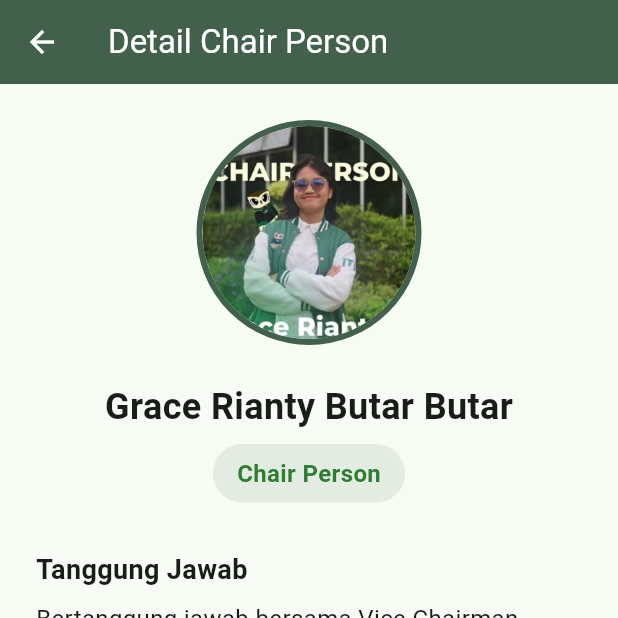
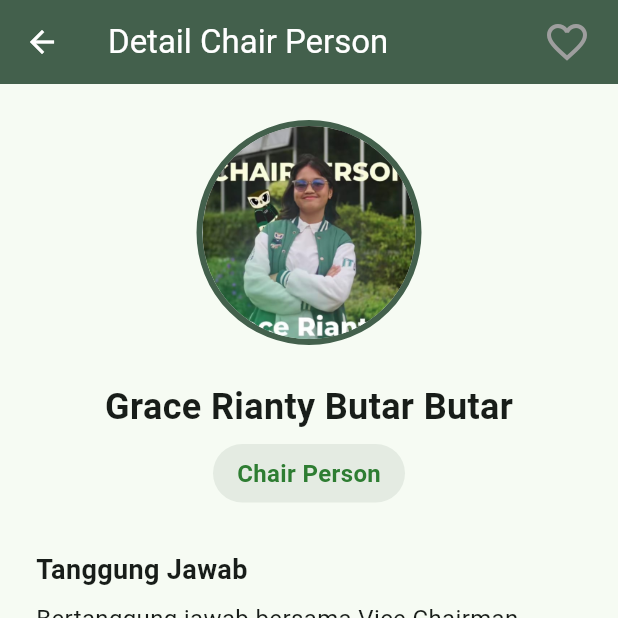
Before and after one commit to Dafa-Jauhar/itc-the-seeker-2026-m_dafa_jauhar_haq, a Flutter app: the DetailPage screen opened directly with sample values from the repository, on a phone screen of 412 x 824 dp, the top half of it. Run offline on Flutter 3.47's test engine with Material 3 defaults, Android fonts, the phone set to English and light mode, and no system bars; our stand-ins replace shared_preferences; accounts and stored records are empty.

Commit message:
Nambahin Lope

```diff
--- a/lib/detail_page.dart
+++ b/lib/detail_page.dart
@@ -1,6 +1,7 @@
 import 'package:flutter/material.dart';
 import 'package:url_launcher/url_launcher.dart';
 import 'pengurus.dart';
+import 'tombol_favorit.dart';
 
 class DetailPage extends StatelessWidget {
   final Pengurus pengurus;
@@ -23,6 +24,10 @@ class DetailPage extends StatelessWidget {
       appBar: AppBar(
         title: Text('Detail ${pengurus.jabatan}', style: const TextStyle(color: Colors.white)),
         backgroundColor: const Color(0xFF43604C),
+        actions: [
+          FavoriteButton(idPengurus: pengurus.id),
+          SizedBox(width: 10),
+        ],
         iconTheme: const IconThemeData(color: Colors.white),
       ),
       body: SingleChildScrollView(
--- /dev/null
+++ b/lib/tombol_favorit.dart
@@ -0,0 +1,47 @@
+import 'package:flutter/material.dart';
+import 'package:shared_preferences/shared_preferences.dart';
+class FavoriteButton extends StatefulWidget {
+  final String idPengurus;
+
+  const FavoriteButton({super.key, required this.idPengurus});
+
+  @override
+  State<FavoriteButton> createState() => _FavoriteButtonState();
+}
+
+class _FavoriteButtonState extends State<FavoriteButton> {
+  bool isFavorite = false;
+
+  @override
+  void initState() {
+    super.initState();
+    _loadFavoriteStatus();
+  }
+
+  Future<void> _loadFavoriteStatus() async {
+    final prefs = await SharedPreferences.getInstance();
+    setState(() {
+      isFavorite = prefs.getBool('fav_${widget.idPengurus}') ?? false;
+    });
+  }
+
+  Future<void> _toggleFavorite() async {
+    final prefs = await SharedPreferences.getInstance();
+    setState(() {
+      isFavorite = !isFavorite;
+    });
+    await prefs.setBool('fav_${widget.idPengurus}', isFavorite);
+  }
+
+  @override
+  Widget build(BuildContext context) {
+    return IconButton(
+      icon: Icon(
+        isFavorite ? Icons.favorite : Icons.favorite_border,
+      ),
+      color: isFavorite ? Colors.red : Colors.grey,
+      iconSize: 32,
+      onPressed: _toggleFavorite,
+    );
+  }
+}
--- a/pubspec.yaml
+++ b/pubspec.yaml
@@ -35,6 +35,7 @@ dependencies:
   # The following adds the Cupertino Icons font to your application.
   # Use with the CupertinoIcons class for iOS style icons.
   cupertino_icons: ^1.0.8
+  shared_preferences: ^2.5.5
 
 dev_dependencies:
   flutter_test:
```
Also changed, not shown: pubspec.lock, 1 other file.
